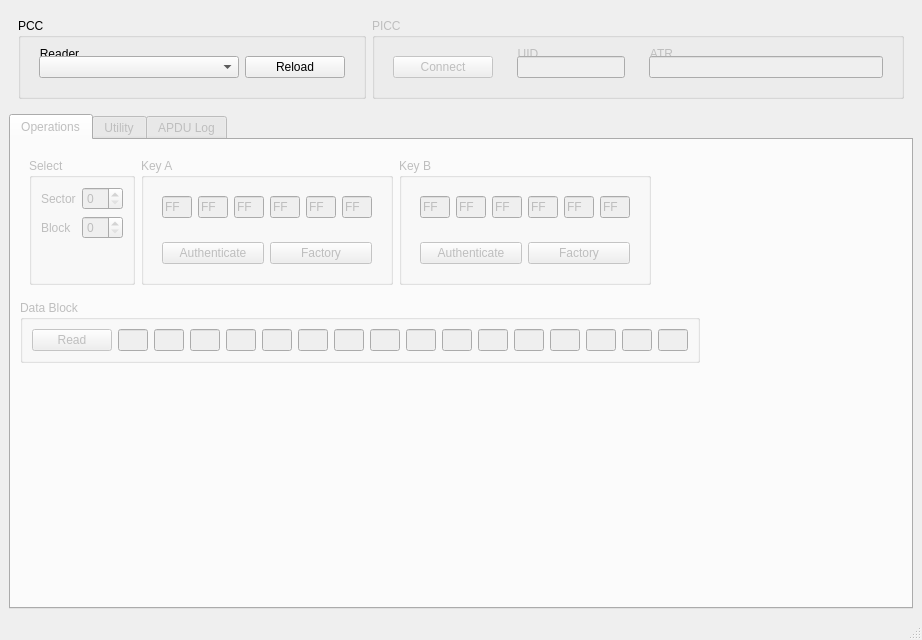
Qt form ui/main.ui (fananimi/mifare-tools) before a commit.
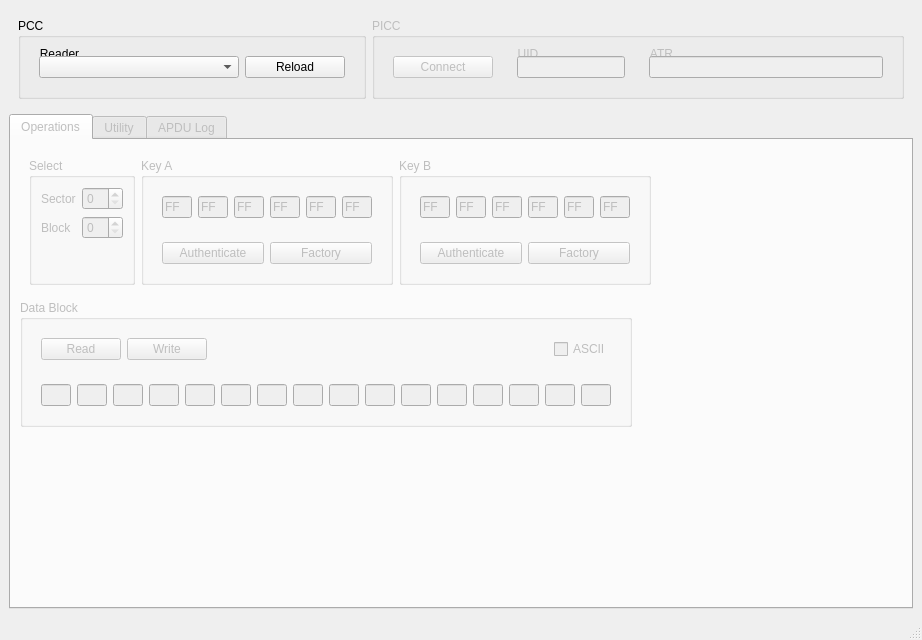
The same form after that commit.

Commit message: add hexa and ascii function

Diff of the .ui file:
```diff
--- a/ui/main.ui
+++ b/ui/main.ui
@@ -771,6 +771,15 @@
           <property name="title">
            <string>Data Block</string>
           </property>
+          <layout class="QVBoxLayout" name="verticalLayout_5">
+           <item>
+            <widget class="QFrame" name="frame_9">
+             <property name="frameShape">
+              <enum>QFrame::NoFrame</enum>
+             </property>
+             <property name="frameShadow">
+              <enum>QFrame::Raised</enum>
+             </property>
           <layout class="QHBoxLayout" name="horizontalLayout_9">
            <item>
             <widget class="QPushButton" name="btnReadBlock">
@@ -786,6 +795,54 @@
             </widget>
            </item>
            <item>
+               <widget class="QPushButton" name="btnWriteBlock">
+                <property name="sizePolicy">
+                 <sizepolicy hsizetype="Fixed" vsizetype="Fixed">
+                  <horstretch>0</horstretch>
+                  <verstretch>0</verstretch>
+                 </sizepolicy>
+                </property>
+                <property name="text">
+                 <string>Write</string>
+                </property>
+               </widget>
+              </item>
+              <item>
+               <spacer name="horizontalSpacer_2">
+                <property name="orientation">
+                 <enum>Qt::Horizontal</enum>
+                </property>
+                <property name="sizeHint" stdset="0">
+                 <size>
+                  <width>40</width>
+                  <height>20</height>
+                 </size>
+                </property>
+               </spacer>
+              </item>
+              <item>
+               <widget class="QCheckBox" name="cbASCII">
+                <property name="text">
+                 <string>ASCII</string>
+                </property>
+                <property name="checked">
+                 <bool>false</bool>
+                </property>
+               </widget>
+              </item>
+             </layout>
+            </widget>
+           </item>
+           <item>
+            <widget class="QFrame" name="frame_8">
+             <property name="frameShape">
+              <enum>QFrame::NoFrame</enum>
+             </property>
+             <property name="frameShadow">
+              <enum>QFrame::Raised</enum>
+             </property>
+             <layout class="QHBoxLayout" name="horizontalLayout_15">
+              <item>
             <widget class="QLineEdit" name="txtBlock0">
              <property name="maximumSize">
               <size>
@@ -798,32 +855,6 @@
              </property>
             </widget>
            </item>
-           <item>
-            <widget class="QLineEdit" name="txtBlock1">
-             <property name="maximumSize">
-              <size>
-               <width>30</width>
-               <height>30</height>
-              </size>
-             </property>
-             <property name="maxLength">
-              <number>2</number>
-             </property>
-            </widget>
-           </item>
-           <item>
-            <widget class="QLineEdit" name="txtBlock2">
-             <property name="maximumSize">
-              <size>
-               <width>30</width>
-               <height>30</height>
-              </size>
-             </property>
-             <property name="maxLength">
-              <number>2</number>
-             </property>
-            </widget>
-           </item>
            <item>
             <widget class="QLineEdit" name="txtBlock3">
              <property name="maximumSize">
@@ -851,7 +882,7 @@
             </widget>
            </item>
            <item>
-            <widget class="QLineEdit" name="txtBlock5">
+               <widget class="QLineEdit" name="txtBlock12">
              <property name="maximumSize">
               <size>
                <width>30</width>
@@ -864,20 +895,7 @@
             </widget>
            </item>
            <item>
-            <widget class="QLineEdit" name="txtBlock6">
-             <property name="maximumSize">
-              <size>
-               <width>30</width>
-               <height>30</height>
-              </size>
-             </property>
-             <property name="maxLength">
-              <number>2</number>
-             </property>
-            </widget>
-           </item>
-           <item>
-            <widget class="QLineEdit" name="txtBlock7">
+               <widget class="QLineEdit" name="txtBlock14">
              <property name="maximumSize">
               <size>
                <width>30</width>
@@ -903,7 +921,7 @@
             </widget>
            </item>
            <item>
-            <widget class="QLineEdit" name="txtBlock9">
+               <widget class="QLineEdit" name="txtBlock2">
              <property name="maximumSize">
               <size>
                <width>30</width>
@@ -916,7 +934,7 @@
             </widget>
            </item>
            <item>
-            <widget class="QLineEdit" name="txtBlock10">
+               <widget class="QLineEdit" name="txtBlock1">
              <property name="maximumSize">
               <size>
                <width>30</width>
@@ -942,7 +960,7 @@
             </widget>
            </item>
            <item>
-            <widget class="QLineEdit" name="txtBlock12">
+               <widget class="QLineEdit" name="txtBlock9">
              <property name="maximumSize">
               <size>
                <width>30</width>
@@ -968,7 +986,46 @@
             </widget>
            </item>
            <item>
-            <widget class="QLineEdit" name="txtBlock14">
+               <widget class="QLineEdit" name="txtBlock7">
+                <property name="maximumSize">
+                 <size>
+                  <width>30</width>
+                  <height>30</height>
+                 </size>
+                </property>
+                <property name="maxLength">
+                 <number>2</number>
+                </property>
+               </widget>
+              </item>
+              <item>
+               <widget class="QLineEdit" name="txtBlock5">
+                <property name="maximumSize">
+                 <size>
+                  <width>30</width>
+                  <height>30</height>
+                 </size>
+                </property>
+                <property name="maxLength">
+                 <number>2</number>
+                </property>
+               </widget>
+              </item>
+              <item>
+               <widget class="QLineEdit" name="txtBlock10">
+                <property name="maximumSize">
+                 <size>
+                  <width>30</width>
+                  <height>30</height>
+                 </size>
+                </property>
+                <property name="maxLength">
+                 <number>2</number>
+                </property>
+               </widget>
+              </item>
+              <item>
+               <widget class="QLineEdit" name="txtBlock6">
              <property name="maximumSize">
               <size>
                <width>30</width>
@@ -991,6 +1048,9 @@
              <property name="maxLength">
               <number>2</number>
              </property>
+               </widget>
+              </item>
+             </layout>
             </widget>
            </item>
           </layout>
```
Lines whose indentation alone changed are shown as unchanged. The commit also changes 2 other files.
